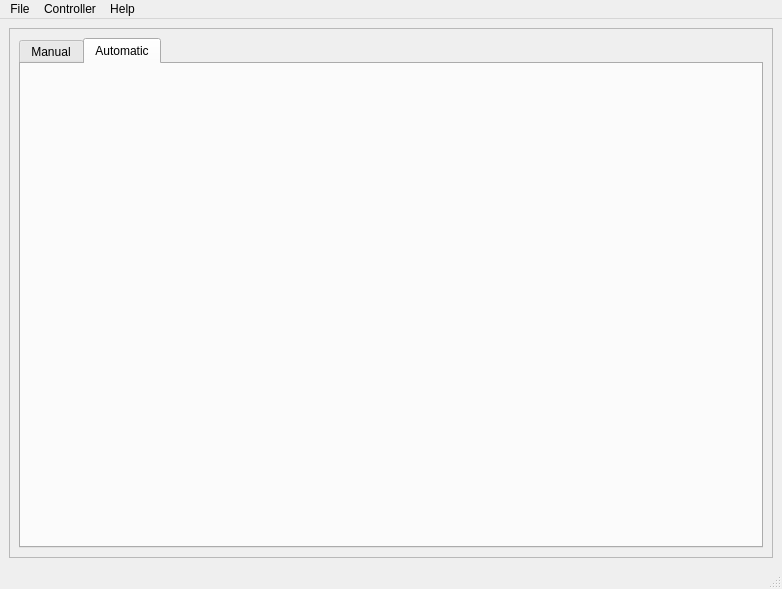
Qt form app/tasks/task_ui_qt/ui/main.ui (robko01/app_python3) before a commit.
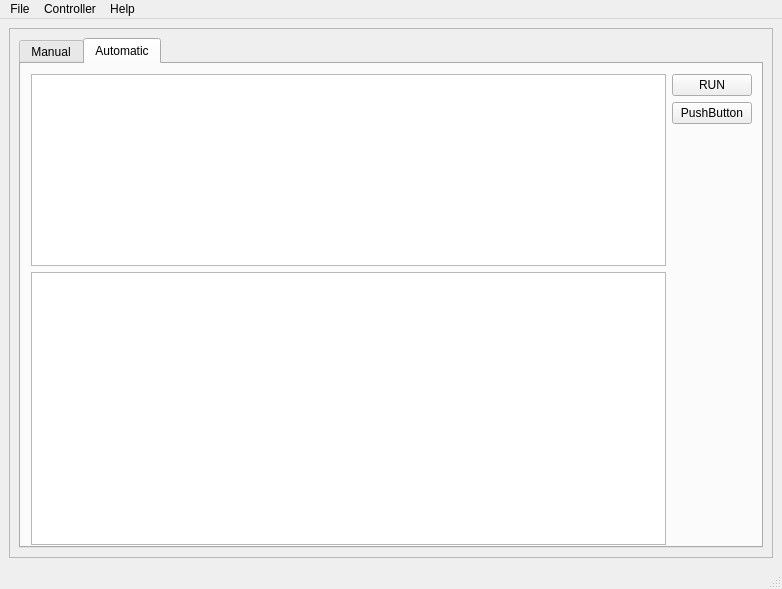
The same form after that commit. The open tabs and pages were chosen to show the change.

Commit message: Add more glue logic

Diff of the .ui file:
```diff
--- a/app/tasks/task_ui_qt/ui/main.ui
+++ b/app/tasks/task_ui_qt/ui/main.ui
@@ -929,6 +929,55 @@
            <attribute name="title">
             <string>Automatic</string>
            </attribute>
+           <widget class="QWidget" name="gridLayoutWidget">
+            <property name="geometry">
+             <rect>
+              <x>10</x>
+              <y>10</y>
+              <width>721</width>
+              <height>471</height>
+             </rect>
+            </property>
+            <layout class="QGridLayout" name="gridLayout_5">
+             <item row="1" column="1">
+              <widget class="QPushButton" name="pushButton_2">
+               <property name="text">
+                <string>PushButton</string>
+               </property>
+              </widget>
+             </item>
+             <item row="0" column="1">
+              <widget class="QPushButton" name="pbRun">
+               <property name="text">
+                <string>RUN</string>
+               </property>
+              </widget>
+             </item>
+             <item row="0" column="0" rowspan="3">
+              <widget class="QTextEdit" name="teCode">
+               <property name="placeholderText">
+                <string/>
+               </property>
+              </widget>
+             </item>
+             <item row="3" column="0">
+              <widget class="QTextEdit" name="teResult"/>
+             </item>
+             <item row="2" column="1" rowspan="2">
+              <spacer name="verticalSpacer">
+               <property name="orientation">
+                <enum>Qt::Vertical</enum>
+               </property>
+               <property name="sizeHint" stdset="0">
+                <size>
+                 <width>20</width>
+                 <height>40</height>
+                </size>
+               </property>
+              </spacer>
+             </item>
+            </layout>
+           </widget>
           </widget>
          </widget>
         </item>
```
The commit also changes 1 other file.
